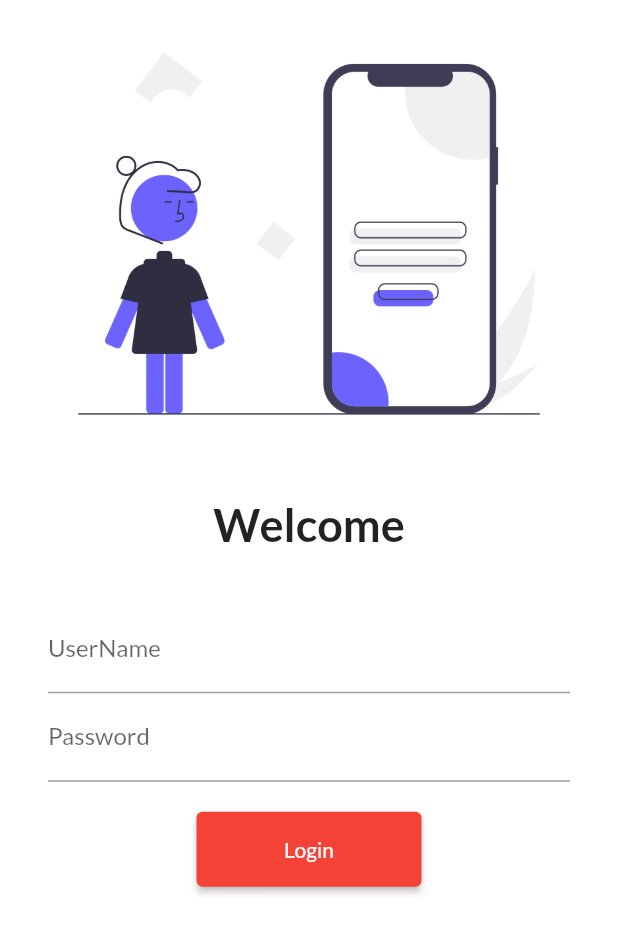
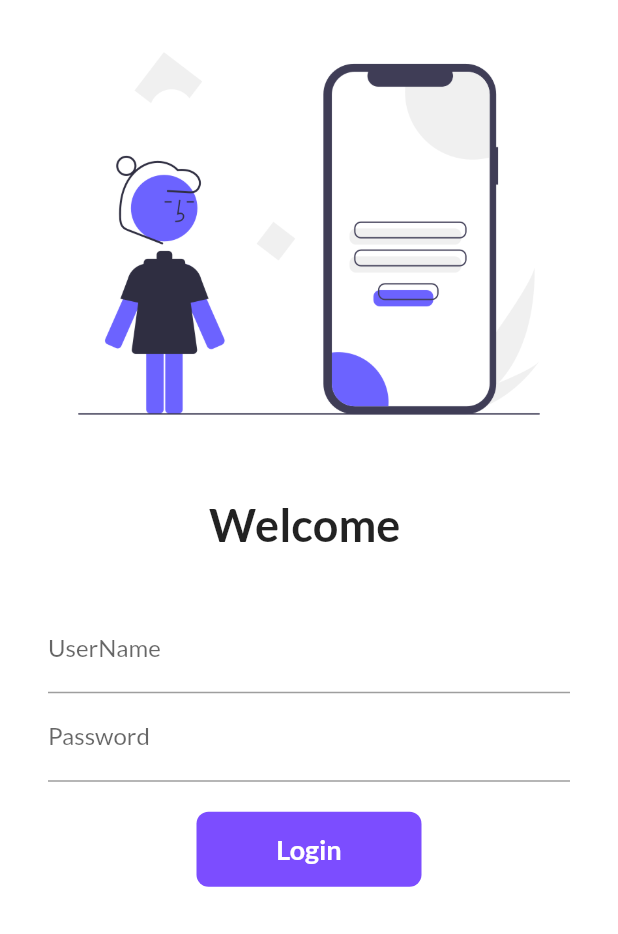
Before and after one commit to Sparsh09/30DaysOfFlutter, a Flutter app: the screen it shows after launch, on a phone screen of 412 x 824 dp. Shown: the top 934 px of the screen. Run offline on Flutter 3.47's test engine with Material 2 defaults, Android fonts, the phone set to English and light mode, and no system bars; our stand-ins replace google_fonts.

Commit message:
day 6 completed

```diff
--- a/lib/pages/login_page.dart
+++ b/lib/pages/login_page.dart
@@ -1,9 +1,16 @@
 import "package:flutter/material.dart";
 import 'package:flutter_application_1/utils/routes.dart';
 
-class LoginPage extends StatelessWidget {
+class LoginPage extends StatefulWidget {
   const LoginPage({Key? key}) : super(key: key);
 
+  @override
+  State<LoginPage> createState() => _LoginPageState();
+}
+
+class _LoginPageState extends State<LoginPage> {
+  String name = "";
+  bool buttonChange = false;
   @override
   Widget build(BuildContext context) {
     return Material(
@@ -17,7 +24,7 @@ class LoginPage extends StatelessWidget {
             ),
             SizedBox(height: 20),
             Text(
-              "Welcome",
+              "Welcome $name",
               style: TextStyle(fontSize: 30, fontWeight: FontWeight.bold),
             ),
             SizedBox(height: 20),
@@ -29,7 +36,13 @@ class LoginPage extends StatelessWidget {
                   TextFormField(
                     decoration: InputDecoration(
                         hintText: "Enter Username", labelText: "UserName"),
+                    onChanged: (value) => setState(
+                      () {
+                        name = value;
+                      },
+                    ),
                   ),
+
                   TextFormField(
                     obscureText: true,
                     decoration: InputDecoration(
@@ -38,13 +51,50 @@ class LoginPage extends StatelessWidget {
                   SizedBox(
                     height: 20.0,
                   ),
-                  ElevatedButton(
-                    onPressed: () {
+                  InkWell(
+                    onTap: () async {
+
+                      setState(() {
+                        buttonChange = true;
+                      });
+
+                      await Future.delayed(Duration(seconds: 1));
                       Navigator.pushNamed(context, MyRoutes.homeRoute);
                     },
-                    child: Text("Login"),
-                    style: TextButton.styleFrom(minimumSize: Size(150, 50)),
+                    child: AnimatedContainer(
+                      duration: Duration(seconds: 1),
+                      width: buttonChange ? 50 : 150,
+                      height: 50,
+                      // color: Colors.deepPurple,
+                      alignment: Alignment.center,
+                      child: buttonChange
+                          ? Icon(
+                              Icons.done,
+                              color: Colors.white,
+                            )
+                          : Text(
+                              "Login",
+                              style: TextStyle(
+                                  color: Colors.white,
+                                  fontWeight: FontWeight.bold,
+                                  fontSize: 18),
+                            ),
+                      decoration: BoxDecoration(
+                        color: Colors.deepPurpleAccent,
+                        // shape:
+                        //     buttonChange ? BoxShape.circle : BoxShape.rectangle,
+                        borderRadius:
+                            BorderRadius.circular(buttonChange ? 50 : 8),
+                      ),
+                    ),
                   )
+                  // ElevatedButton(
+                  //   onPressed: () {
+                  //     Navigator.pushNamed(context, MyRoutes.homeRoute);
+                  //   },
+                  //   child: Text("Login"),
+                  //   style: TextButton.styleFrom(minimumSize: Size(150, 50)),
+                  // )
                 ],
               ),
             ),
```
